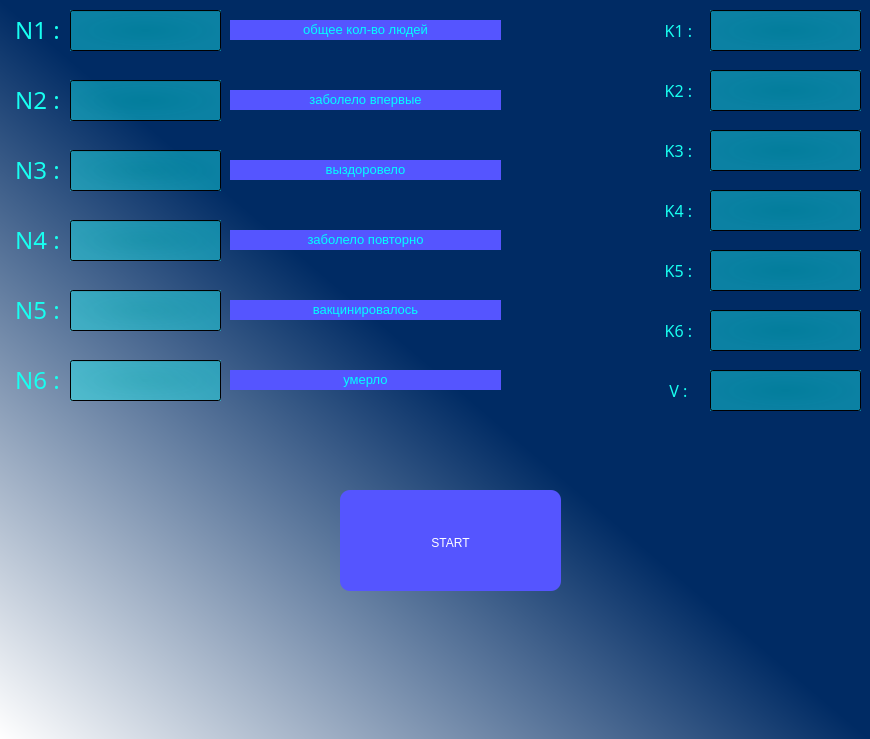
Above: window.ui from V-L-A-P-P/EpidemicSimulation before the change. Below: the same form after it.
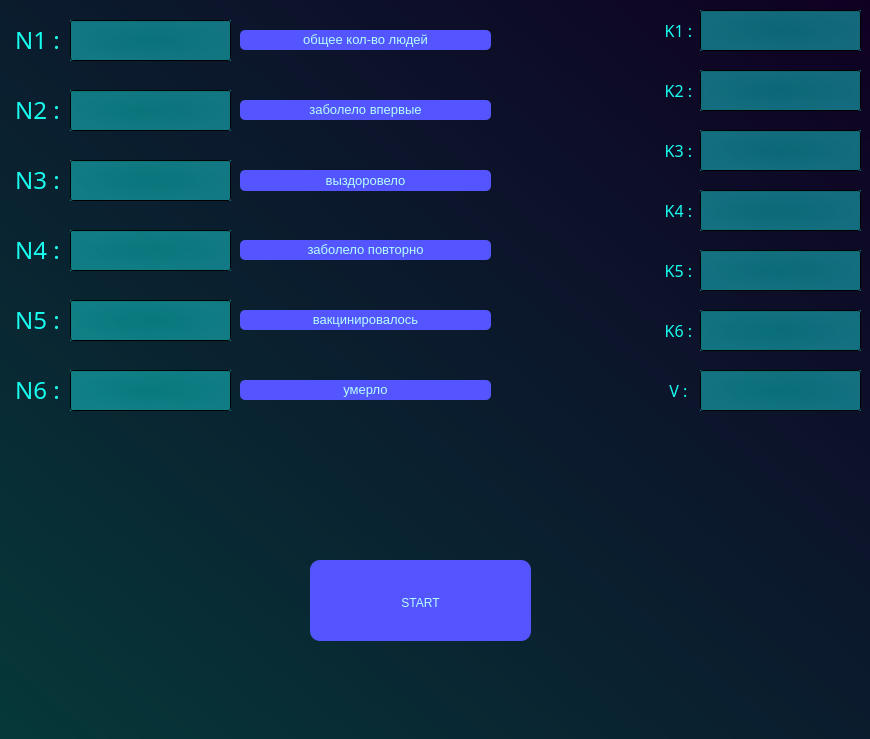
That is the form after the change.

```diff
--- a/window.ui
+++ b/window.ui
@@ -14,7 +14,7 @@
    <string>Epidemic Simulator</string>
   </property>
   <property name="styleSheet">
-   <string notr="true">background-color: qlineargradient(spread:pad, x1:0.5, y1:0.5, x2:0, y2:1, stop:0 rgba(0, 43, 100, 255), stop:1 rgba(255, 255, 255, 255));</string>
+   <string notr="true">background-color: qlineargradient(spread:pad, x1:1, y1:0, x2:0, y2:1, stop:0 rgba(15, 0, 34, 255), stop:1 rgba(6, 56, 57, 255));</string>
   </property>
   <widget class="QWidget" name="centralwidget">
    <widget class="QLabel" name="k1">
@@ -53,16 +53,16 @@
    <widget class="QLineEdit" name="k1_input">
     <property name="geometry">
      <rect>
-      <x>710</x>
+      <x>700</x>
       <y>10</y>
-      <width>151</width>
+      <width>161</width>
       <height>41</height>
      </rect>
     </property>
     <property name="font">
      <font>
       <family>MS Shell Dlg 2</family>
-      <pointsize>7</pointsize>
+      <pointsize>14</pointsize>
       <weight>50</weight>
       <italic>false</italic>
       <bold>false</bold>
@@ -121,9 +121,9 @@
    <widget class="QLineEdit" name="k2_input">
     <property name="geometry">
      <rect>
-      <x>710</x>
+      <x>700</x>
       <y>70</y>
-      <width>151</width>
+      <width>161</width>
       <height>41</height>
      </rect>
     </property>
@@ -317,16 +317,16 @@
    <widget class="QLineEdit" name="k3_input">
     <property name="geometry">
      <rect>
-      <x>710</x>
+      <x>700</x>
       <y>130</y>
-      <width>151</width>
+      <width>161</width>
       <height>41</height>
      </rect>
     </property>
     <property name="font">
      <font>
       <family>MS Shell Dlg 2</family>
-      <pointsize>7</pointsize>
+      <pointsize>14</pointsize>
       <weight>50</weight>
       <italic>false</italic>
       <bold>false</bold>
@@ -352,16 +352,16 @@
    <widget class="QLineEdit" name="k4_input">
     <property name="geometry">
      <rect>
-      <x>710</x>
+      <x>700</x>
       <y>190</y>
-      <width>151</width>
+      <width>161</width>
       <height>41</height>
      </rect>
     </property>
     <property name="font">
      <font>
       <family>MS Shell Dlg 2</family>
-      <pointsize>7</pointsize>
+      <pointsize>14</pointsize>
       <weight>50</weight>
       <italic>false</italic>
       <bold>false</bold>
@@ -387,16 +387,16 @@
    <widget class="QLineEdit" name="k5_input">
     <property name="geometry">
      <rect>
-      <x>710</x>
+      <x>700</x>
       <y>250</y>
-      <width>151</width>
+      <width>161</width>
       <height>41</height>
      </rect>
     </property>
     <property name="font">
      <font>
       <family>MS Shell Dlg 2</family>
-      <pointsize>7</pointsize>
+      <pointsize>14</pointsize>
       <weight>50</weight>
       <italic>false</italic>
       <bold>false</bold>
@@ -422,16 +422,16 @@
    <widget class="QLineEdit" name="k6_input">
     <property name="geometry">
      <rect>
-      <x>710</x>
+      <x>700</x>
       <y>310</y>
-      <width>151</width>
+      <width>161</width>
       <height>41</height>
      </rect>
     </property>
     <property name="font">
      <font>
       <family>MS Shell Dlg 2</family>
-      <pointsize>7</pointsize>
+      <pointsize>14</pointsize>
       <weight>50</weight>
       <italic>false</italic>
       <bold>false</bold>
@@ -457,16 +457,16 @@
    <widget class="QLineEdit" name="v_input">
     <property name="geometry">
      <rect>
-      <x>710</x>
+      <x>700</x>
       <y>370</y>
-      <width>151</width>
+      <width>161</width>
       <height>41</height>
      </rect>
     </property>
     <property name="font">
      <font>
       <family>MS Shell Dlg 2</family>
-      <pointsize>7</pointsize>
+      <pointsize>14</pointsize>
       <weight>50</weight>
       <italic>false</italic>
       <bold>false</bold>
@@ -493,7 +493,7 @@
     <property name="geometry">
      <rect>
       <x>10</x>
-      <y>220</y>
+      <y>230</y>
       <width>61</width>
       <height>41</height>
      </rect>
@@ -526,7 +526,7 @@
     <property name="geometry">
      <rect>
       <x>10</x>
-      <y>10</y>
+      <y>20</y>
       <width>61</width>
       <height>41</height>
      </rect>
@@ -559,7 +559,7 @@
     <property name="geometry">
      <rect>
       <x>10</x>
-      <y>150</y>
+      <y>160</y>
       <width>61</width>
       <height>41</height>
      </rect>
@@ -592,15 +592,15 @@
     <property name="geometry">
      <rect>
       <x>70</x>
-      <y>360</y>
-      <width>151</width>
+      <y>370</y>
+      <width>161</width>
       <height>41</height>
      </rect>
     </property>
     <property name="font">
      <font>
       <family>MS Shell Dlg 2</family>
-      <pointsize>7</pointsize>
+      <pointsize>14</pointsize>
       <weight>50</weight>
       <italic>false</italic>
       <bold>false</bold>
@@ -627,15 +627,15 @@
     <property name="geometry">
      <rect>
       <x>70</x>
-      <y>290</y>
-      <width>151</width>
+      <y>300</y>
+      <width>161</width>
       <height>41</height>
      </rect>
     </property>
     <property name="font">
      <font>
       <family>MS Shell Dlg 2</family>
-      <pointsize>7</pointsize>
+      <pointsize>14</pointsize>
       <weight>50</weight>
       <italic>false</italic>
       <bold>false</bold>
@@ -662,7 +662,7 @@
     <property name="geometry">
      <rect>
       <x>10</x>
-      <y>80</y>
+      <y>90</y>
       <width>61</width>
       <height>41</height>
      </rect>
@@ -695,15 +695,15 @@
     <property name="geometry">
      <rect>
       <x>70</x>
-      <y>10</y>
-      <width>151</width>
+      <y>20</y>
+      <width>161</width>
       <height>41</height>
      </rect>
     </property>
     <property name="font">
      <font>
       <family>MS Shell Dlg 2</family>
-      <pointsize>7</pointsize>
+      <pointsize>14</pointsize>
       <weight>50</weight>
       <italic>false</italic>
       <bold>false</bold>
@@ -714,7 +714,9 @@
     </property>
     <property name="styleSheet">
      <string notr="true">background-color: qradialgradient(spread:pad, cx:0.5, cy:0.5, radius:0.5, fx:0.5, fy:0.5, stop:0 rgba(7, 248, 240, 102), stop:1 rgba(27, 255, 255, 104));
-font: 7pt &quot;MS Shell Dlg 2&quot;;</string>
+color: rgb(167, 248, 255);
+border-color: rgb(255, 255, 255);
+font: 14pt &quot;MS Shell Dlg 2&quot;;</string>
     </property>
     <property name="text">
      <string/>
@@ -730,15 +732,15 @@
     <property name="geometry">
      <rect>
       <x>70</x>
-      <y>80</y>
-      <width>151</width>
+      <y>90</y>
+      <width>161</width>
       <height>41</height>
      </rect>
     </property>
     <property name="font">
      <font>
       <family>MS Shell Dlg 2</family>
-      <pointsize>7</pointsize>
+      <pointsize>14</pointsize>
       <weight>50</weight>
       <italic>false</italic>
       <bold>false</bold>
@@ -765,15 +767,15 @@
     <property name="geometry">
      <rect>
       <x>70</x>
-      <y>220</y>
-      <width>151</width>
+      <y>230</y>
+      <width>161</width>
       <height>41</height>
      </rect>
     </property>
     <property name="font">
      <font>
       <family>MS Shell Dlg 2</family>
-      <pointsize>7</pointsize>
+      <pointsize>14</pointsize>
       <weight>50</weight>
       <italic>false</italic>
       <bold>false</bold>
@@ -800,7 +802,7 @@
     <property name="geometry">
      <rect>
       <x>10</x>
-      <y>360</y>
+      <y>370</y>
       <width>61</width>
       <height>41</height>
      </rect>
@@ -833,15 +835,15 @@
     <property name="geometry">
      <rect>
       <x>70</x>
-      <y>150</y>
-      <width>151</width>
+      <y>160</y>
+      <width>161</width>
       <height>41</height>
      </rect>
     </property>
     <property name="font">
      <font>
       <family>MS Shell Dlg 2</family>
-      <pointsize>7</pointsize>
+      <pointsize>14</pointsize>
       <weight>50</weight>
       <italic>false</italic>
       <bold>false</bold>
@@ -868,7 +870,7 @@
     <property name="geometry">
      <rect>
       <x>10</x>
-      <y>290</y>
+      <y>300</y>
       <width>61</width>
       <height>41</height>
      </rect>
@@ -900,16 +902,17 @@
    <widget class="QLabel" name="discribe_n1">
     <property name="geometry">
      <rect>
-      <x>230</x>
-      <y>20</y>
-      <width>271</width>
+      <x>240</x>
+      <y>30</y>
+      <width>251</width>
       <height>20</height>
      </rect>
     </property>
     <property name="styleSheet">
      <string notr="true">font: 8pt &quot;MS Shell Dlg 2&quot;;
-color: rgb(0, 255, 255);
-background-color: rgb(85, 85, 255);</string>
+color: rgb(180, 255, 249);
+background-color: rgb(85, 85, 255);
+border-radius: 5px;</string>
     </property>
     <property name="text">
      <string>&lt;html&gt;&lt;head/&gt;&lt;body&gt;&lt;p align=&quot;center&quot;&gt;&lt;span style=&quot; font-size:10pt;&quot;&gt;общее кол-во людей&lt;/span&gt;&lt;/p&gt;&lt;/body&gt;&lt;/html&gt;</string>
@@ -918,15 +921,17 @@
    <widget class="QLabel" name="discribe_n2">
     <property name="geometry">
      <rect>
-      <x>230</x>
-      <y>90</y>
-      <width>271</width>
+      <x>240</x>
+      <y>100</y>
+      <width>251</width>
       <height>20</height>
      </rect>
     </property>
     <property name="styleSheet">
      <string notr="true">background-color: rgb(85, 85, 255);
-color: rgb(0, 255, 255);</string>
+color: rgb(0, 255, 255);
+border-radius: 5px;
+color: rgb(180, 255, 249);</string>
     </property>
     <property name="text">
      <string>&lt;html&gt;&lt;head/&gt;&lt;body&gt;&lt;p align=&quot;center&quot;&gt;&lt;span style=&quot; font-size:10pt;&quot;&gt;заболело впервые&lt;/span&gt;&lt;/p&gt;&lt;/body&gt;&lt;/html&gt;</string>
@@ -935,15 +940,17 @@
    <widget class="QLabel" name="discribe_n3">
     <property name="geometry">
      <rect>
-      <x>230</x>
-      <y>160</y>
-      <width>271</width>
-      <height>20</height>
+      <x>240</x>
+      <y>170</y>
+      <width>251</width>
+      <height>21</height>
      </rect>
     </property>
     <property name="styleSheet">
      <string notr="true">background-color: rgb(85, 85, 255);
-color: rgb(0, 255, 255);</string>
+color: rgb(0, 255, 255);
+border-radius: 5px;
+color: rgb(180, 255, 249);</string>
     </property>
     <property name="text">
      <string>&lt;html&gt;&lt;head/&gt;&lt;body&gt;&lt;p align=&quot;center&quot;&gt;&lt;span style=&quot; font-size:10pt;&quot;&gt;выздоровело&lt;/span&gt;&lt;/p&gt;&lt;/body&gt;&lt;/html&gt;</string>
@@ -952,15 +959,17 @@
    <widget class="QLabel" name="discribe_n4">
     <property name="geometry">
      <rect>
-      <x>230</x>
-      <y>230</y>
-      <width>271</width>
+      <x>240</x>
+      <y>240</y>
+      <width>251</width>
       <height>20</height>
      </rect>
     </property>
     <property name="styleSheet">
      <string notr="true">background-color: rgb(85, 85, 255);
-color: rgb(0, 255, 255);</string>
+color: rgb(0, 255, 255);
+border-radius: 5px;
+color: rgb(180, 255, 249);</string>
     </property>
     <property name="text">
      <string>&lt;html&gt;&lt;head/&gt;&lt;body&gt;&lt;p align=&quot;center&quot;&gt;&lt;span style=&quot; font-size:10pt;&quot;&gt;заболело повторно&lt;/span&gt;&lt;/p&gt;&lt;/body&gt;&lt;/html&gt;</string>
@@ -969,15 +978,17 @@
    <widget class="QLabel" name="discribe_n5">
     <property name="geometry">
      <rect>
-      <x>230</x>
-      <y>300</y>
-      <width>271</width>
+      <x>240</x>
+      <y>310</y>
+      <width>251</width>
       <height>20</height>
      </rect>
     </property>
     <property name="styleSheet">
      <string notr="true">background-color: rgb(85, 85, 255);
-color: rgb(0, 255, 255);</string>
+color: rgb(0, 255, 255);
+border-radius: 5px;
+color: rgb(180, 255, 249);</string>
     </property>
     <property name="text">
      <string>&lt;html&gt;&lt;head/&gt;&lt;body&gt;&lt;p align=&quot;center&quot;&gt;&lt;span style=&quot; font-size:10pt;&quot;&gt;вакцинировалось&lt;/span&gt;&lt;/p&gt;&lt;/body&gt;&lt;/html&gt;</string>
@@ -986,15 +997,17 @@
    <widget class="QLabel" name="discribe_n6">
     <property name="geometry">
      <rect>
-      <x>230</x>
-      <y>370</y>
-      <width>271</width>
+      <x>240</x>
+      <y>380</y>
+      <width>251</width>
       <height>20</height>
      </rect>
     </property>
     <property name="styleSheet">
      <string notr="true">background-color: rgb(85, 85, 255);
-color: rgb(0, 255, 255);</string>
+color: rgb(0, 255, 255);
+border-radius: 5px;
+color: rgb(180, 255, 249);</string>
     </property>
     <property name="text">
      <string>&lt;html&gt;&lt;head/&gt;&lt;body&gt;&lt;p align=&quot;center&quot;&gt;&lt;span style=&quot; font-size:10pt;&quot;&gt;умерло&lt;/span&gt;&lt;/p&gt;&lt;/body&gt;&lt;/html&gt;</string>
@@ -1003,10 +1016,10 @@
    <widget class="QPushButton" name="start_botton">
     <property name="geometry">
      <rect>
-      <x>340</x>
-      <y>490</y>
+      <x>310</x>
+      <y>560</y>
       <width>221</width>
-      <height>101</height>
+      <height>81</height>
      </rect>
     </property>
     <property name="mouseTracking">
@@ -1021,6 +1034,8 @@
 	padding-top: 5px;
     color: rgb(255, 255, 255);
 	border-radius:10px;
+
+	color: rgb(180, 255, 249);
 }
 
 QPushButton:hover {
```
Left out of the diff: 25 changed lines with no effect on the pictures.
